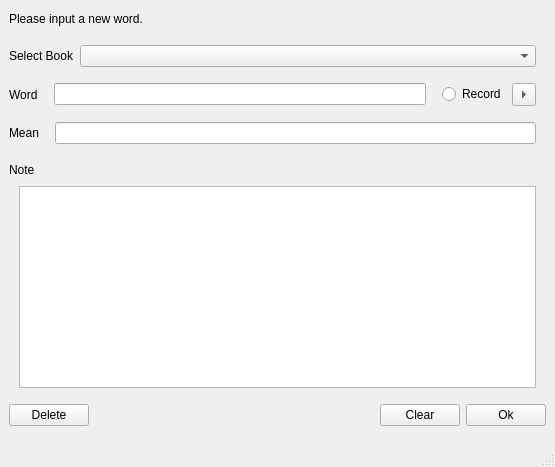
This is add_words_main_window.ui in codincodee/AnyWord as Qt 5 draws it before an edit. The edited form follows.
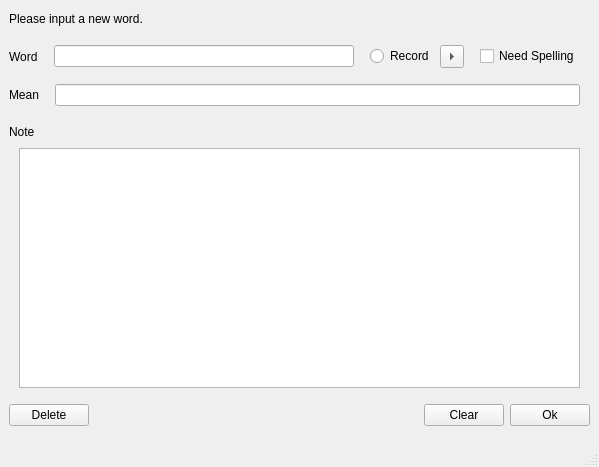
This is the edited form.

```diff
--- a/add_words_main_window.ui
+++ b/add_words_main_window.ui
@@ -72,68 +72,6 @@
         </property>
        </spacer>
       </item>
-      <item>
-       <layout class="QHBoxLayout" name="horizontalLayout_7">
-        <item>
-         <widget class="QLabel" name="label_3">
-          <property name="sizePolicy">
-           <sizepolicy hsizetype="Fixed" vsizetype="Preferred">
-            <horstretch>0</horstretch>
-            <verstretch>0</verstretch>
-           </sizepolicy>
-          </property>
-          <property name="minimumSize">
-           <size>
-            <width>40</width>
-            <height>0</height>
-           </size>
-          </property>
-          <property name="text">
-           <string>Select Book</string>
-          </property>
-         </widget>
-        </item>
-        <item>
-         <widget class="QComboBox" name="SelectBookComboBox">
-          <property name="currentText">
-           <string/>
-          </property>
-         </widget>
-        </item>
-        <item>
-         <spacer name="horizontalSpacer_11">
-          <property name="orientation">
-           <enum>Qt::Horizontal</enum>
-          </property>
-          <property name="sizeType">
-           <enum>QSizePolicy::Fixed</enum>
-          </property>
-          <property name="sizeHint" stdset="0">
-           <size>
-            <width>10</width>
-            <height>20</height>
-           </size>
-          </property>
-         </spacer>
-        </item>
-       </layout>
-      </item>
-      <item>
-       <spacer name="verticalSpacer_6">
-        <property name="orientation">
-         <enum>Qt::Vertical</enum>
-        </property>
-        <property name="sizeType">
-         <enum>QSizePolicy::Fixed</enum>
-        </property>
-        <property name="sizeHint" stdset="0">
-         <size>
-          <width>20</width>
-          <height>10</height>
-         </size>
-        </property>
-       </spacer>
-      </item>
       <item>
        <layout class="QHBoxLayout" name="horizontalLayout">
         <item>
@@ -208,6 +146,29 @@
           </property>
          </widget>
         </item>
+        <item>
+         <spacer name="horizontalSpacer_11">
+          <property name="orientation">
+           <enum>Qt::Horizontal</enum>
+          </property>
+          <property name="sizeType">
+           <enum>QSizePolicy::Fixed</enum>
+          </property>
+          <property name="sizeHint" stdset="0">
+           <size>
+            <width>10</width>
+            <height>20</height>
+           </size>
+          </property>
+         </spacer>
+        </item>
+        <item>
+         <widget class="QCheckBox" name="checkBox">
+          <property name="text">
+           <string>Need Spelling</string>
+          </property>
+         </widget>
+        </item>
         <item>
          <spacer name="horizontalSpacer_10">
           <property name="orientation">
```
